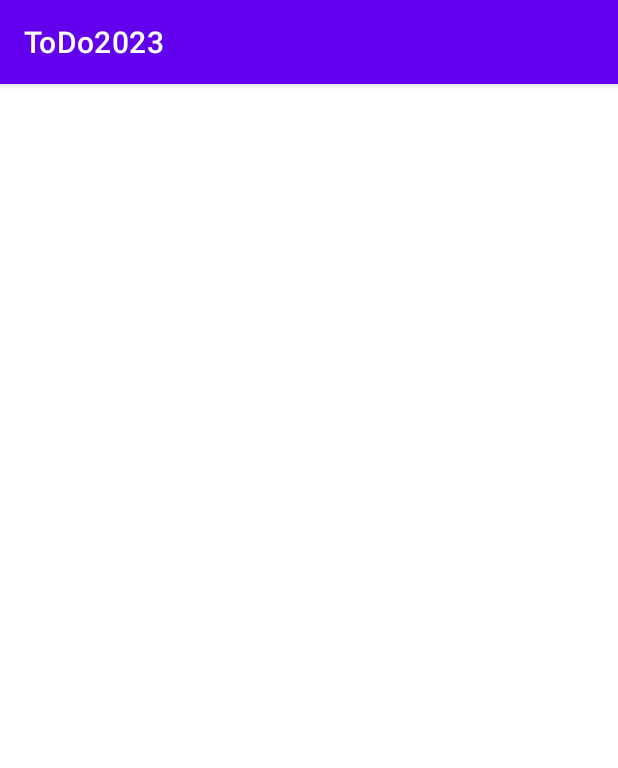
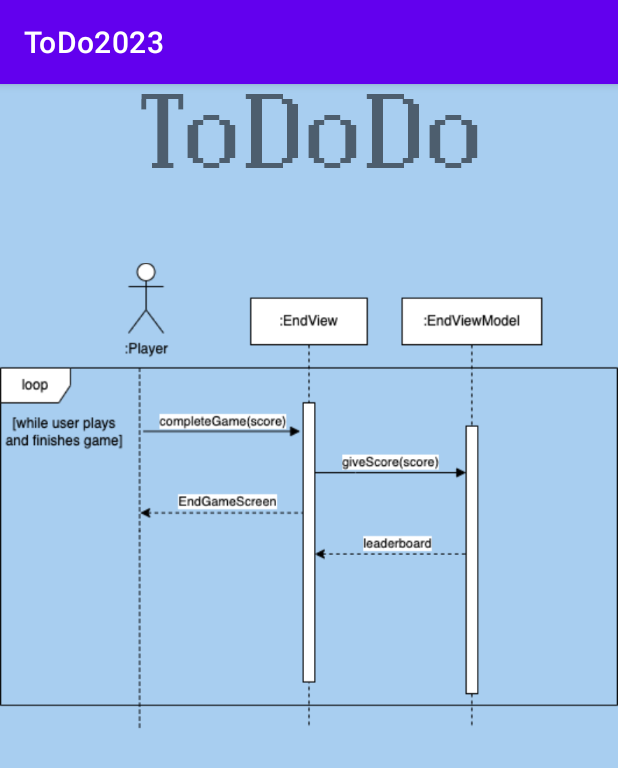
Before and after one commit to git-mad/oscar2023, an Android app: the screen it shows after launch (WelcomeView), on a phone screen of 412 x 824 dp. Shown: the top 768 px of the screen. Run offline under Robolectric (Android 15) with nearby library versions, the phone set to English and light mode, and no system bars.

Commit message:
Adds font an placeholder picture for welcome screen

```diff
--- a/ToDo2023/app/src/main/res/layout/welcome_view.xml
+++ b/ToDo2023/app/src/main/res/layout/welcome_view.xml
@@ -1,6 +1,38 @@
 <?xml version="1.0" encoding="utf-8"?>
-<androidx.constraintlayout.widget.ConstraintLayout xmlns:android="http://schemas.android.com/apk/res/android"
+<androidx.constraintlayout.widget.ConstraintLayout
+    xmlns:android="http://schemas.android.com/apk/res/android"
+    xmlns:tools="http://schemas.android.com/tools"
+    xmlns:app="http://schemas.android.com/apk/res-auto"
     android:layout_width="match_parent"
-    android:layout_height="match_parent">
+    android:layout_height="match_parent"
+    android:background="#A8CEF0">
+
+    <androidx.appcompat.widget.LinearLayoutCompat
+        android:layout_width="match_parent"
+        android:layout_height="match_parent"
+        android:orientation="vertical"
+        android:gravity="center_horizontal">
+
+        <TextView
+            android:layout_width="wrap_content"
+            android:layout_height="wrap_content"
+            android:text="ToDoDo"
+            android:textSize="70sp"
+            android:fontFamily="@font/dotrix"
+            app:layout_constraintTop_toBottomOf="@id/top" />
+
+        <ImageView
+            android:layout_width="wrap_content"
+            android:layout_height="wrap_content"
+            android:src="@drawable/placeholder"/>
+
+    </androidx.appcompat.widget.LinearLayoutCompat>
+
+    <androidx.constraintlayout.widget.Guideline
+        android:layout_width="wrap_content"
+        android:layout_height="wrap_content"
+        android:id="@+id/top"
+        android:orientation="horizontal"
+        app:layout_constraintGuide_percent="0.10"/>
 
 </androidx.constraintlayout.widget.ConstraintLayout>
```
Also changed, not shown: ToDo2023/app/src/main/res/drawable/placeholder.png (added), ToDo2023/app/src/main/res/font/dotrix.ttf (added).
